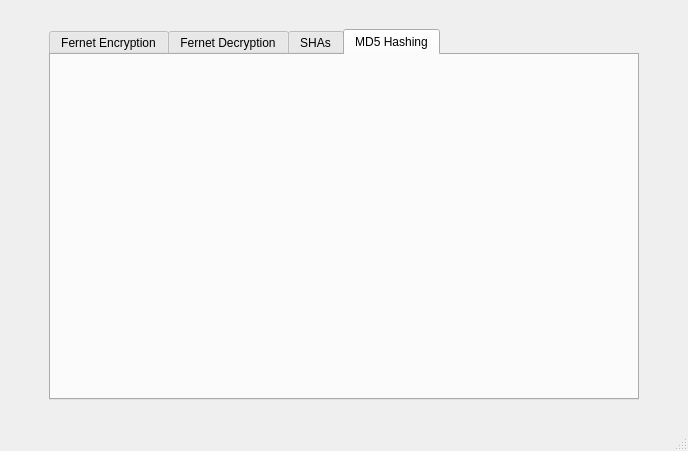
Old version of the form design.ui in the repository germanivanov0719/Cryptography.
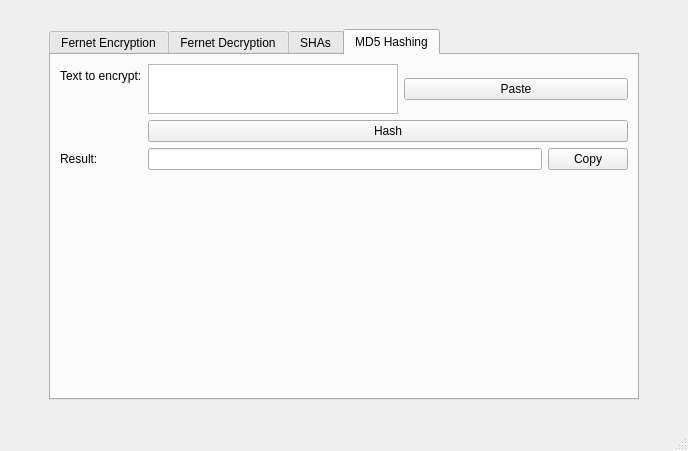
New version of the form. The open tabs and pages were chosen to show the change.

Diff of the .ui file:
```diff
--- a/design.ui
+++ b/design.ui
@@ -707,6 +707,106 @@
        <attribute name="title">
         <string>MD5 Hashing</string>
        </attribute>
+       <layout class="QGridLayout" name="gridLayout_6">
+        <item row="0" column="0">
+         <layout class="QFormLayout" name="formLayout_5">
+          <item row="0" column="0">
+           <widget class="QLabel" name="label_sha_2">
+            <property name="text">
+             <string>Text to encrypt:</string>
+            </property>
+           </widget>
+          </item>
+          <item row="0" column="1">
+           <layout class="QHBoxLayout" name="horizontalLayout_10">
+            <item>
+             <widget class="QTextEdit" name="textEdit_md5">
+              <property name="sizePolicy">
+               <sizepolicy hsizetype="Expanding" vsizetype="Expanding">
+                <horstretch>0</horstretch>
+                <verstretch>0</verstretch>
+               </sizepolicy>
+              </property>
+              <property name="maximumSize">
+               <size>
+                <width>250</width>
+                <height>50</height>
+               </size>
+              </property>
+              <property name="readOnly">
+               <bool>false</bool>
+              </property>
+             </widget>
+            </item>
+            <item>
+             <widget class="QPushButton" name="paste_md5">
+              <property name="text">
+               <string>Paste</string>
+              </property>
+             </widget>
+            </item>
+           </layout>
+          </item>
+          <item row="2" column="0">
+           <widget class="QLabel" name="label_3">
+            <property name="text">
+             <string>Result:</string>
+            </property>
+           </widget>
+          </item>
+          <item row="2" column="1">
+           <layout class="QHBoxLayout" name="horizontalLayout_11" stretch="0,0">
+            <property name="sizeConstraint">
+             <enum>QLayout::SetDefaultConstraint</enum>
+            </property>
+            <property name="leftMargin">
+             <number>0</number>
+            </property>
+            <item>
+             <widget class="QLineEdit" name="result_md5">
+              <property name="minimumSize">
+               <size>
+                <width>250</width>
+                <height>0</height>
+               </size>
+              </property>
+              <property name="readOnly">
+               <bool>true</bool>
+              </property>
+             </widget>
+            </item>
+            <item>
+             <widget class="QPushButton" name="copy_md5">
+              <property name="text">
+               <string>Copy</string>
+              </property>
+             </widget>
+            </item>
+           </layout>
+          </item>
+          <item row="3" column="1">
+           <spacer name="verticalSpacer_4">
+            <property name="orientation">
+             <enum>Qt::Vertical</enum>
+            </property>
+            <property name="sizeHint" stdset="0">
+             <size>
+              <width>20</width>
+              <height>40</height>
+             </size>
+            </property>
+           </spacer>
+          </item>
+          <item row="1" column="1">
+           <widget class="QPushButton" name="hash_md5">
+            <property name="text">
+             <string>Hash</string>
+            </property>
+           </widget>
+          </item>
+         </layout>
+        </item>
+       </layout>
       </widget>
      </widget>
     </item>
```
Left out of the diff: 6 changed lines with no effect on the pictures.
